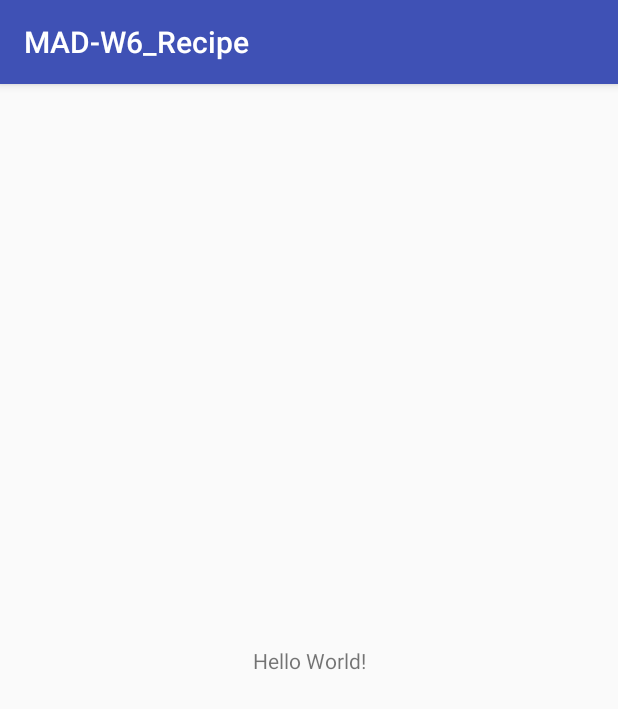
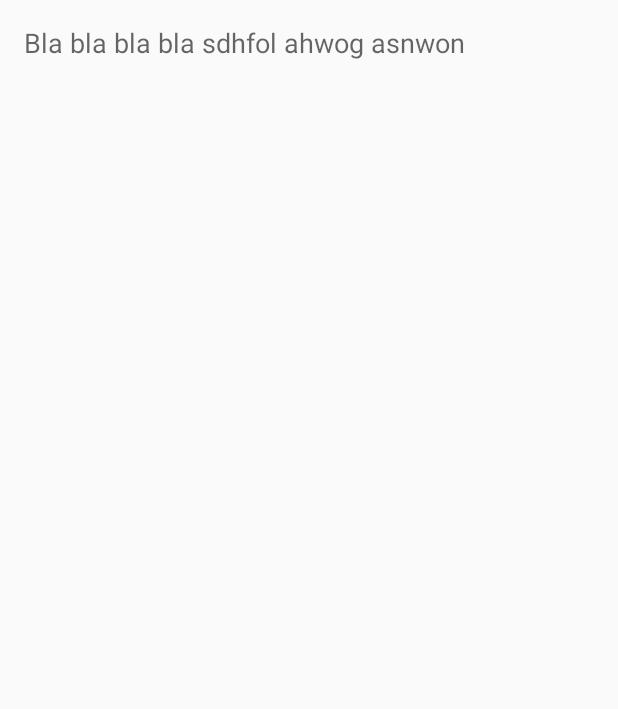
Before and after one commit to coenond/MAD-W6_Recipe, an Android app: the screen it shows after launch (MainActivity), on a phone screen of 412 x 824 dp. Shown: the top 709 px of the screen. Run offline under Robolectric (Android 15) with nearby library versions, the phone set to English and light mode, and no system bars.

Commit message:
add swipable fragments

```diff
--- a/app/src/main/AndroidManifest.xml
+++ b/app/src/main/AndroidManifest.xml
@@ -9,7 +9,7 @@
         android:roundIcon="@mipmap/ic_launcher_round"
         android:supportsRtl="true"
         android:theme="@style/AppTheme">
-        <activity android:name=".MainActivity">
+        <activity android:name=".ui.MainActivity">
             <intent-filter>
                 <action android:name="android.intent.action.MAIN" />
 
--- a/app/src/main/java/com/coen/mad_w6_recipe/MainActivity.kt
+++ /dev/null
@@ -1,12 +0,0 @@
-package com.coen.mad_w6_recipe
-
-import android.support.v7.app.AppCompatActivity
-import android.os.Bundle
-
-class MainActivity : AppCompatActivity() {
-
-    override fun onCreate(savedInstanceState: Bundle?) {
-        super.onCreate(savedInstanceState)
-        setContentView(R.layout.activity_main)
-    }
-}
--- /dev/null
+++ b/app/src/main/java/com/coen/mad_w6_recipe/ui/MainActivity.kt
@@ -0,0 +1,52 @@
+package com.coen.mad_w6_recipe.ui
+
+import android.support.v7.app.AppCompatActivity
+import android.os.Bundle
+import android.support.v4.app.Fragment
+import android.support.v4.app.FragmentActivity
+import android.support.v4.app.FragmentManager
+import android.support.v4.app.FragmentStatePagerAdapter
+import android.support.v4.view.ViewPager
+import com.coen.mad_w6_recipe.R
+
+class MainActivity  : FragmentActivity() {
+
+    /**
+     * The pager widget, which handles animation and allows swiping horizontally to access previous
+     * and next wizard steps.
+     */
+    private lateinit var mPager: ViewPager
+
+    override fun onCreate(savedInstanceState: Bundle?) {
+        super.onCreate(savedInstanceState)
+        setContentView(R.layout.activity_main)
+
+        // Instantiate a ViewPager and a PagerAdapter.
+        mPager = findViewById(R.id.pager)
+
+        // The pager adapter, which provides the pages to the view pager widget.
+        val pagerAdapter = ScreenSlidePagerAdapter(supportFragmentManager)
+        mPager.adapter = pagerAdapter
+    }
+
+    override fun onBackPressed() {
+        if (mPager.currentItem == 0) {
+            // If the user is currently looking at the first step, allow the system to handle the
+            // Back button. This calls finish() on this activity and pops the back stack.
+            super.onBackPressed()
+        } else {
+            // Otherwise, select the previous step.
+            mPager.currentItem = mPager.currentItem - 1
+        }
+    }
+
+    /**
+     * A simple pager adapter that represents 5 ScreenSlidePageFragment objects, in
+     * sequence.
+     */
+    private inner class ScreenSlidePagerAdapter(fm: FragmentManager) : FragmentStatePagerAdapter(fm) {
+        override fun getCount(): Int = 3
+
+        override fun getItem(position: Int): Fragment = RecipeFragment()
+    }
+}
--- /dev/null
+++ b/app/src/main/java/com/coen/mad_w6_recipe/ui/RecipeFragment.kt
@@ -0,0 +1,17 @@
+package com.coen.mad_w6_recipe.ui
+
+import android.os.Bundle
+import android.support.v4.app.Fragment
+import android.view.LayoutInflater
+import android.view.View
+import android.view.ViewGroup
+import com.coen.mad_w6_recipe.R
+
+class RecipeFragment : Fragment() {
+
+    override fun onCreateView(
+            inflater: LayoutInflater,
+            container: ViewGroup?,
+            savedInstanceState: Bundle?
+    ): View = inflater.inflate(R.layout.fragment_recipe, container, false)
+}
--- a/app/src/main/res/layout/activity_main.xml
+++ b/app/src/main/res/layout/activity_main.xml
@@ -4,15 +4,12 @@
     xmlns:tools="http://schemas.android.com/tools"
     android:layout_width="match_parent"
     android:layout_height="match_parent"
-    tools:context=".MainActivity">
+    tools:context=".ui.MainActivity">
 
-    <TextView
-        android:layout_width="wrap_content"
-        android:layout_height="wrap_content"
-        android:text="Hello World!"
-        app:layout_constraintBottom_toBottomOf="parent"
-        app:layout_constraintLeft_toLeftOf="parent"
-        app:layout_constraintRight_toRightOf="parent"
-        app:layout_constraintTop_toTopOf="parent" />
+    <android.support.v4.view.ViewPager
+        xmlns:android="http://schemas.android.com/apk/res/android"
+        android:id="@+id/pager"
+        android:layout_width="match_parent"
+        android:layout_height="match_parent" />
 
 </android.support.constraint.ConstraintLayout>
--- /dev/null
+++ b/app/src/main/res/layout/fragment_recipe.xml
@@ -0,0 +1,14 @@
+<?xml version="1.0" encoding="utf-8"?>
+<ScrollView xmlns:android="http://schemas.android.com/apk/res/android"
+    android:id="@+id/content"
+    android:layout_width="match_parent"
+    android:layout_height="match_parent" >
+
+    <TextView style="?android:textAppearanceMedium"
+        android:padding="16dp"
+        android:lineSpacingMultiplier="1.2"
+        android:layout_width="match_parent"
+        android:layout_height="wrap_content"
+        android:text="@string/lorem_ipsum" />
+
+</ScrollView>
--- a/app/src/main/res/values/strings.xml
+++ b/app/src/main/res/values/strings.xml
@@ -1,3 +1,4 @@
 <resources>
     <string name="app_name">MAD-W6_Recipe</string>
+    <string name="lorem_ipsum">Bla bla bla bla sdhfol ahwog asnwon</string>
 </resources>
```
